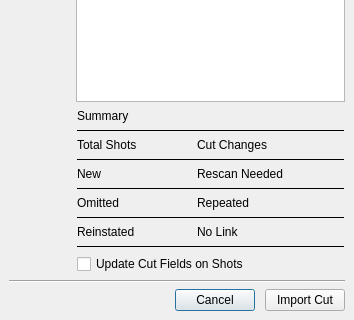
Qt form resources/submit_dialog.ui (shotgunsoftware/tk-multi-importcut) before a commit; both pictures show x 0 to 354 and y 222 to 542 of the 354 by 542 pixel window.
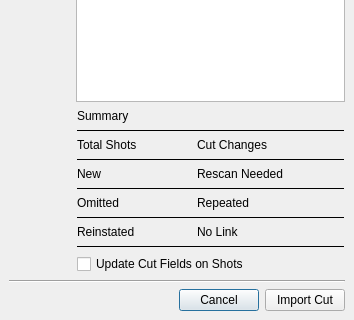
The same form after that commit.

Commit message: Layout tweaks for RV use.

Diff of the .ui file:
```diff
--- a/resources/submit_dialog.ui
+++ b/resources/submit_dialog.ui
@@ -401,7 +401,7 @@
    <item>
     <layout class="QHBoxLayout" name="horizontalLayout">
      <property name="spacing">
-      <number>10</number>
+      <number>6</number>
      </property>
      <item>
       <spacer name="horizontalSpacer_3">
```
The commit also changes 5 other files.
